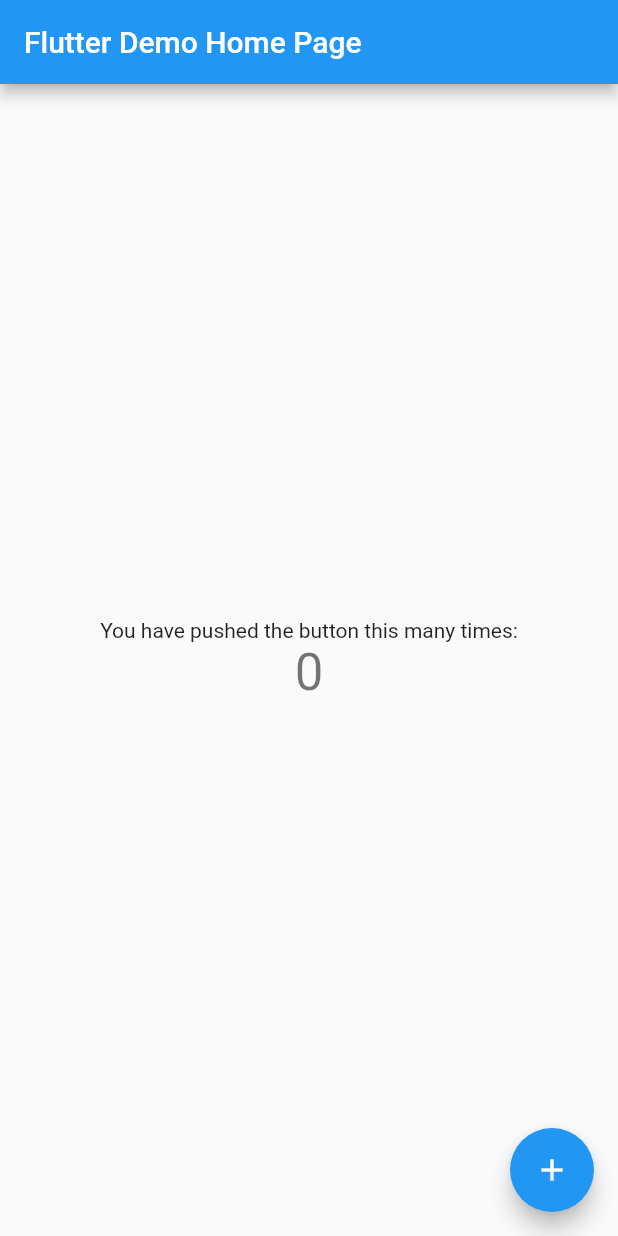
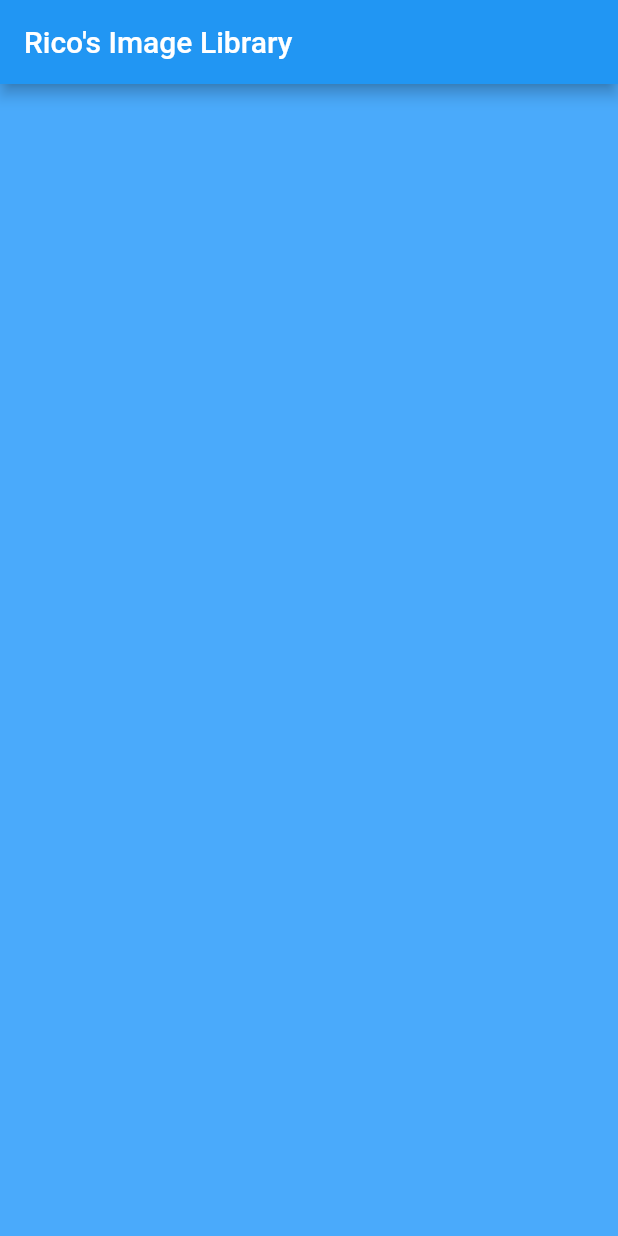
Before and after one commit to trebeljahr/flutter-image-playground, a Flutter app: the screen it shows after launch, on a phone screen of 412 x 824 dp. Run offline on Flutter 3.47's test engine with Material 2 defaults, Android fonts, the phone set to English and light mode, and no system bars; missing offline and left inert: spritewidget.

Commit message:
Add first tries with images

```diff
--- a/lib/main.dart
+++ b/lib/main.dart
@@ -1,113 +1,88 @@
 import 'package:flutter/material.dart';
+import 'package:spritewidget/spritewidget.dart';
+import 'dart:ui' as ui show Image;
+import 'package:flutter/services.dart';
+import 'dart:async';
 
-void main() {
-  runApp(MyApp());
-}
+void main() => runApp(new DemoPictureApp());
 
-class MyApp extends StatelessWidget {
-  // This widget is the root of your application.
+class DemoPictureApp extends StatelessWidget {
   @override
   Widget build(BuildContext context) {
-    return MaterialApp(
-      title: 'Flutter Demo',
-      theme: ThemeData(
-        // This is the theme of your application.
-        //
-        // Try running your application with "flutter run". You'll see the
-        // application has a blue toolbar. Then, without quitting the app, try
-        // changing the primarySwatch below to Colors.green and then invoke
-        // "hot reload" (press "r" in the console where you ran "flutter run",
-        // or simply save your changes to "hot reload" in a Flutter IDE).
-        // Notice that the counter didn't reset back to zero; the application
-        // is not restarted.
+    return new MaterialApp(
+      theme: new ThemeData(
         primarySwatch: Colors.blue,
       ),
-      home: MyHomePage(title: 'Flutter Demo Home Page'),
+      home: new MyWidget(),
     );
   }
 }
 
-class MyHomePage extends StatefulWidget {
-  MyHomePage({Key key, this.title}) : super(key: key);
+class MyWidget extends StatefulWidget {
+  @override
+  MyWidgetState createState() => new MyWidgetState();
+}
 
-  // This widget is the home page of your application. It is stateful, meaning
-  // that it has a State object (defined below) that contains fields that affect
-  // how it looks.
+ui.Image _image;
 
-  // This class is the configuration for the state. It holds the values (in this
-  // case the title) provided by the parent (in this case the App widget) and
-  // used by the build method of the State. Fields in a Widget subclass are
-  // always marked "final".
-
-  final String title;
+class MyWidgetState extends State<MyWidget> {
+  Future<Null> _loadAssets(AssetBundle bundle) async {
+    ImageMap images = new ImageMap(bundle);
+    _image = await images.loadImage('assets/image.jpg');
+  }
 
   @override
-  _MyHomePageState createState() => _MyHomePageState();
-}
-
-class _MyHomePageState extends State<MyHomePage> {
-  int _counter = 0;
-
-  void _incrementCounter() {
-    setState(() {
-      // This call to setState tells the Flutter framework that something has
-      // changed in this State, which causes it to rerun the build method below
-      // so that the display can reflect the updated values. If we changed
-      // _counter without calling setState(), then the build method would not be
-      // called again, and so nothing would appear to happen.
-      _counter++;
+  void initState() {
+    super.initState();
+    AssetBundle bundle = rootBundle;
+    _loadAssets(bundle).then((_) {
+      setState(() {
+        assetsLoaded = true;
+        weatherWorld = new WeatherWorld();
+      });
     });
   }
 
+  bool assetsLoaded = false;
+  WeatherWorld weatherWorld;
+
   @override
   Widget build(BuildContext context) {
-    // This method is rerun every time setState is called, for instance as done
-    // by the _incrementCounter method above.
-    //
-    // The Flutter framework has been optimized to make rerunning build methods
-    // fast, so that you can just rebuild anything that needs updating rather
-    // than having to individually change instances of widgets.
-    return Scaffold(
-      appBar: AppBar(
-        // Here we take the value from the MyHomePage object that was created by
-        // the App.build method, and use it to set our appbar title.
-        title: Text(widget.title),
+    if (!assetsLoaded) {
+      return new Scaffold(
+        appBar: new AppBar(
+          title: new Text("Rico's Image Library"),
+        ),
+        body: new Container(
+          decoration: new BoxDecoration(
+            color: const Color(0xff4aaafb),
+          ),
+        ),
+      );
+    }
+    return new Scaffold(
+      appBar: new AppBar(
+          title: new Text("Rico's Image Library")
       ),
-      body: Center(
-        // Center is a layout widget. It takes a single child and positions it
-        // in the middle of the parent.
-        child: Column(
-          // Column is also a layout widget. It takes a list of children and
-          // arranges them vertically. By default, it sizes itself to fit its
-          // children horizontally, and tries to be as tall as its parent.
-          //
-          // Invoke "debug painting" (press "p" in the console, choose the
-          // "Toggle Debug Paint" action from the Flutter Inspector in Android
-          // Studio, or the "Toggle Debug Paint" command in Visual Studio Code)
-          // to see the wireframe for each widget.
-          //
-          // Column has various properties to control how it sizes itself and
-          // how it positions its children. Here we use mainAxisAlignment to
-          // center the children vertically; the main axis here is the vertical
-          // axis because Columns are vertical (the cross axis would be
-          // horizontal).
-          mainAxisAlignment: MainAxisAlignment.center,
+      body: new Material(
+        child: new Stack(
           children: <Widget>[
-            Text(
-              'You have pushed the button this many times:',
-            ),
-            Text(
-              '$_counter',
-              style: Theme.of(context).textTheme.headline4,
+            new SpriteWidget(weatherWorld),
+            new Align(
+              alignment: new FractionalOffset(0.5, 0.8),
             ),
           ],
         ),
       ),
-      floatingActionButton: FloatingActionButton(
-        onPressed: _incrementCounter,
-        tooltip: 'Increment',
-        child: Icon(Icons.add),
-      ), // This trailing comma makes auto-formatting nicer for build methods.
     );
   }
+
 }
+
+
+class WeatherWorld extends NodeWithSize {
+  WeatherWorld() : super(const Size(2048.0, 2048.0)) {
+    Sprite _sun = new Sprite.fromImage(_image);
+    addChild(_sun);
+  }
+}
```
Also changed, not shown: pubspec.yaml (+5 -59 lines), pubspec.lock, 2 other files.
